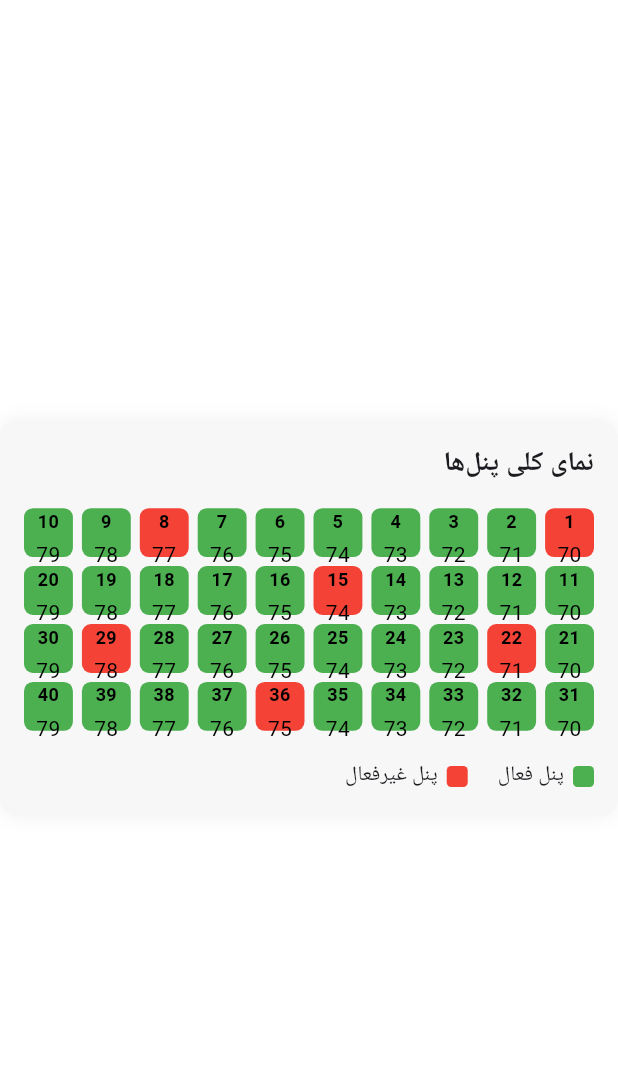
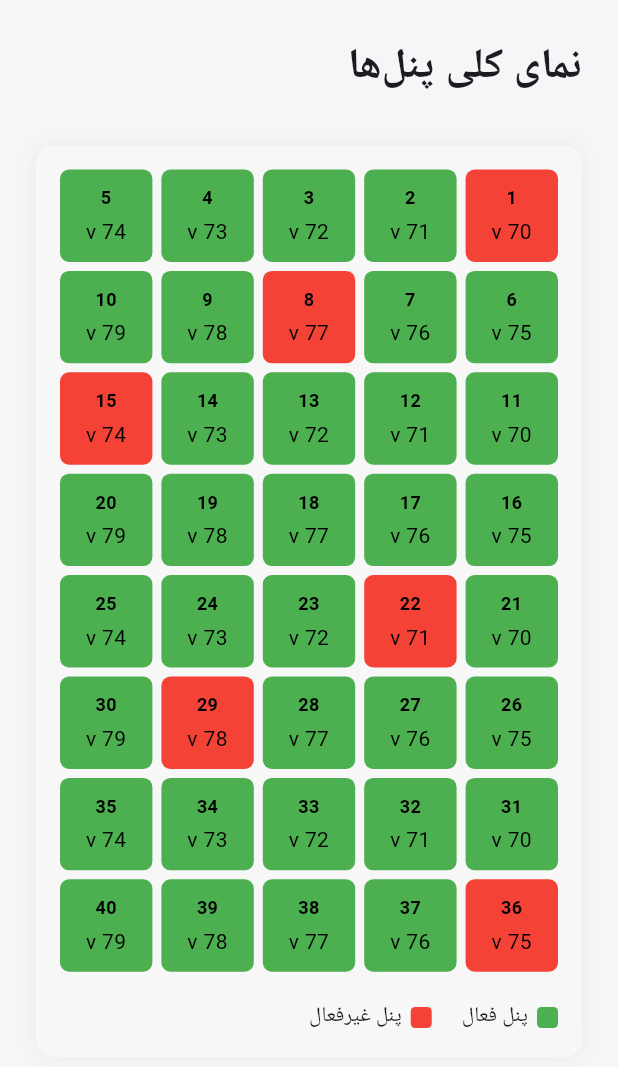
Before and after one commit to mahdi-dfr/solar-panel-monitoring-web, a Flutter app: the PanelOverviewPage screen opened directly, on a phone screen of 412 x 824 dp. Shown: the top 1067 px of the screen. Run offline on Flutter 3.47's test engine with Material 3 defaults, Android fonts, the phone set to English and light mode, and no system bars; our stand-ins replace get, syncfusion_flutter_charts.

Commit message:
[FEAT] add some change in hit map

```diff
--- /dev/null
+++ b/lib/core/model/hitmap_model.dart
@@ -0,0 +1,11 @@
+class PanelHitMapItem {
+  final int id;
+  final String voltage;
+  final bool isActive;
+
+  PanelHitMapItem({
+    required this.id,
+    required this.voltage,
+    required this.isActive,
+  });
+}
--- a/lib/core/view/screens/hitmap_screen.dart
+++ b/lib/core/view/screens/hitmap_screen.dart
@@ -1,14 +1,17 @@
 import 'package:flutter/material.dart';
+import 'package:get/get.dart';
+import 'package:solar_web/constants/app_colors.dart';
+
+import '../../model/hitmap_model.dart';
 
 class PanelOverviewPage extends StatelessWidget {
   PanelOverviewPage({super.key});
 
-  // دیتای تست (40 آیتم)
-  final List<PanelItem> panels = List.generate(
+  final List<PanelHitMapItem> panels = List.generate(
     40,
-        (index) => PanelItem(
+        (index) => PanelHitMapItem(
       id: index + 1,
-      value: 70 + (index % 10),
+      voltage: 'v ${70 + (index % 10)}',
       isActive: index % 7 != 0, // چندتا قرمز برای تست
     ),
   );
@@ -16,10 +19,22 @@ class PanelOverviewPage extends StatelessWidget {
   @override
   Widget build(BuildContext context) {
     return Scaffold(
-      backgroundColor: Colors.white,
-      body: Center(
+      backgroundColor: CustomAppColors.backgroundColor,
+      body: Padding(
+        padding: const EdgeInsets.all(24),
+        child: SingleChildScrollView(
+          child: Column(
+            crossAxisAlignment: CrossAxisAlignment.start,
+            children: [
+              /// Title
+              const Text(
+                'نمای کلی پنل‌ها',
+                  style: TextStyle(fontSize: 28, fontWeight: FontWeight.bold)
+              ),
+              const SizedBox(height: 32),
+              Center(
                 child: Container(
-          width: 900,
+                  width: context.width,
                   padding: const EdgeInsets.all(16),
                   decoration: BoxDecoration(
                     color: const Color(0xfff7f7f7),
@@ -35,22 +50,14 @@ class PanelOverviewPage extends StatelessWidget {
                     mainAxisSize: MainAxisSize.min,
                     crossAxisAlignment: CrossAxisAlignment.start,
                     children: [
-              /// Title
-              const Text(
-                'نمای کلی پنل‌ها',
-                style: TextStyle(
-                  fontSize: 18,
-                  fontWeight: FontWeight.bold,
-                ),
-              ),
-              const SizedBox(height: 16),
+
 
                       /// Grid
                       GridView.builder(
                         shrinkWrap: true,
                         itemCount: panels.length,
-                gridDelegate: const SliverGridDelegateWithFixedCrossAxisCount(
-                  crossAxisCount: 10,
+                        gridDelegate:  SliverGridDelegateWithFixedCrossAxisCount(
+                          crossAxisCount: context.width > 900 ? 10 : 5,
                           crossAxisSpacing: 6,
                           mainAxisSpacing: 6,
                           childAspectRatio: 1,
@@ -80,13 +87,17 @@ class PanelOverviewPage extends StatelessWidget {
                   ),
                 ),
               ),
+            ],
+          ),
+        ),
+      ),
     );
   }
 }
 
 
 class PanelBox extends StatelessWidget {
-  final PanelItem item;
+  final PanelHitMapItem item;
 
   const PanelBox({super.key, required this.item});
 
@@ -110,7 +121,7 @@ class PanelBox extends StatelessWidget {
           ),
           const SizedBox(height: 4),
           Text(
-            item.value.toString(),
+            item.voltage.toString(),
             style: const TextStyle(
               fontSize: 14,
               color: Colors.black,
@@ -123,17 +134,7 @@ class PanelBox extends StatelessWidget {
 }
 
 
-class PanelItem {
-  final int id;
-  final int value;
-  final bool isActive;
 
-  PanelItem({
-    required this.id,
-    required this.value,
-    required this.isActive,
-  });
-}
 
 class LegendItem extends StatelessWidget {
   final Color color;
```
Lines whose indentation alone changed are shown as unchanged.
